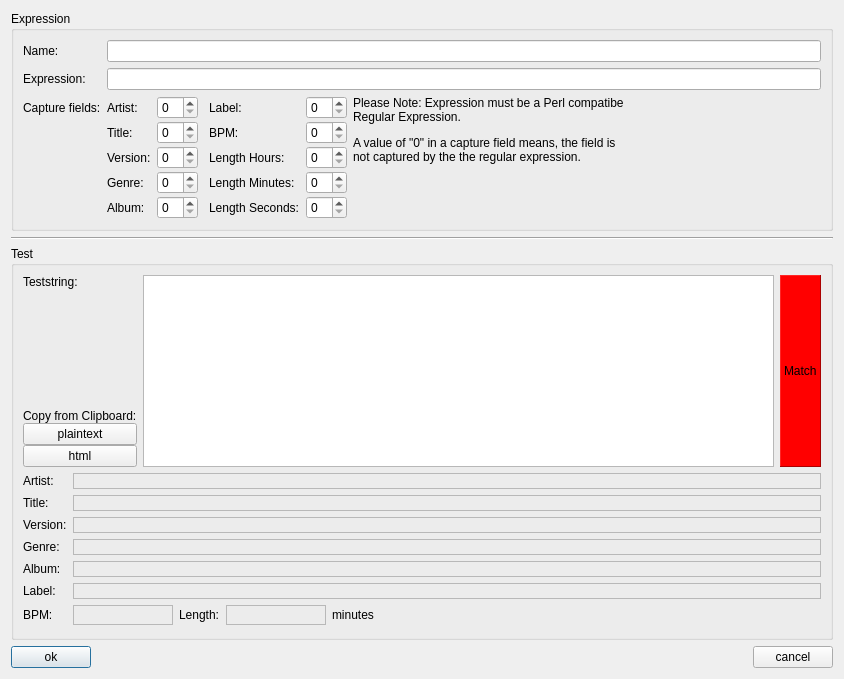
The window that src/properties/regexpedit.ui (pfedick/winmusik) describes before a commit, drawn with Qt 5.
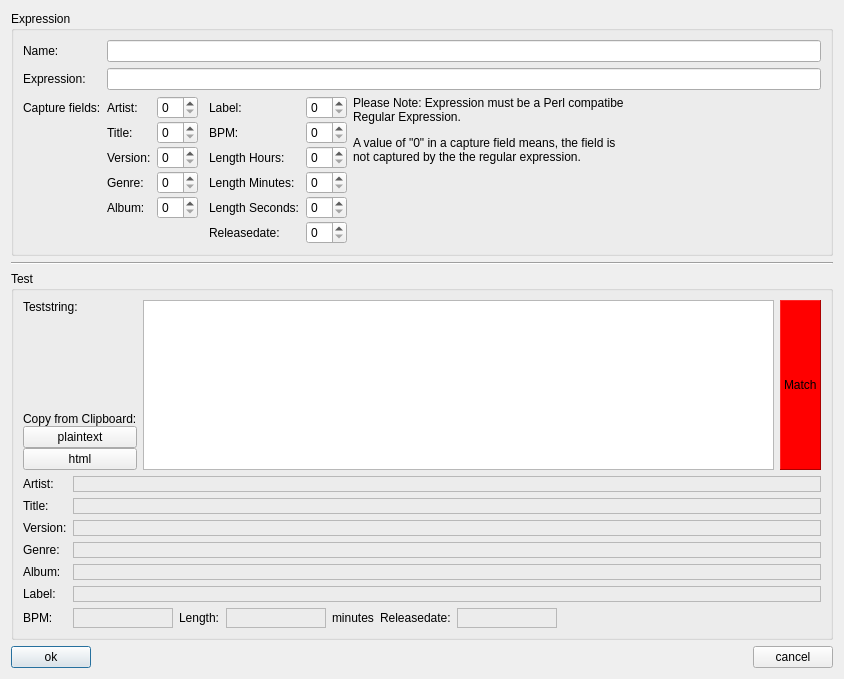
The same window after the commit. Icons and pictures are not drawn.

```diff
--- a/src/properties/regexpedit.ui
+++ b/src/properties/regexpedit.ui
@@ -206,6 +206,16 @@
           <item row="4" column="1">
            <widget class="QSpinBox" name="capture_seconds"/>
           </item>
+          <item row="5" column="0">
+           <widget class="QLabel" name="label_27">
+            <property name="text">
+             <string>Releasedate:</string>
+            </property>
+           </widget>
+          </item>
+          <item row="5" column="1">
+           <widget class="QSpinBox" name="capture_releasedate"/>
+          </item>
          </layout>
         </item>
         <item>
@@ -541,6 +551,32 @@
             </property>
            </widget>
           </item>
+          <item>
+           <widget class="QLabel" name="label_26">
+            <property name="text">
+             <string>Releasedate:</string>
+            </property>
+           </widget>
+          </item>
+          <item>
+           <widget class="QLabel" name="test_releasedate">
+            <property name="minimumSize">
+             <size>
+              <width>100</width>
+              <height>0</height>
+             </size>
+            </property>
+            <property name="frameShape">
+             <enum>QFrame::StyledPanel</enum>
+            </property>
+            <property name="frameShadow">
+             <enum>QFrame::Plain</enum>
+            </property>
+            <property name="text">
+             <string/>
+            </property>
+           </widget>
+          </item>
           <item>
            <spacer name="horizontalSpacer_3">
             <property name="orientation">
```
